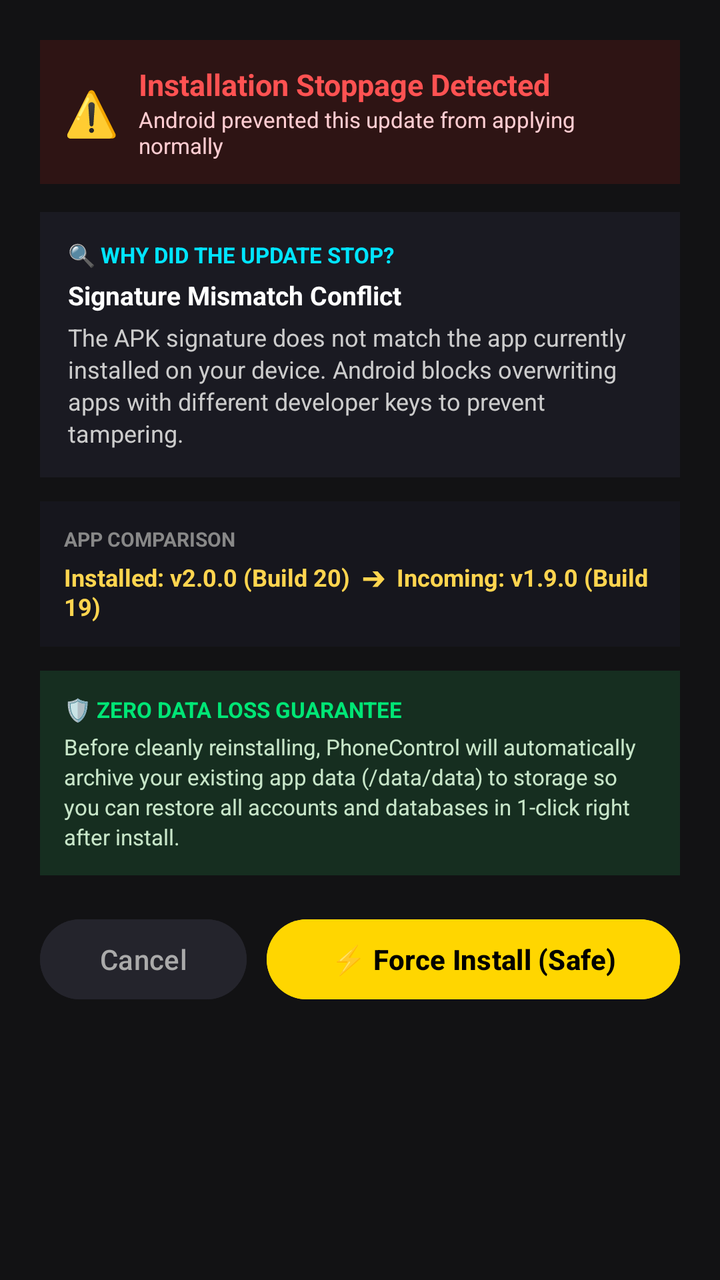
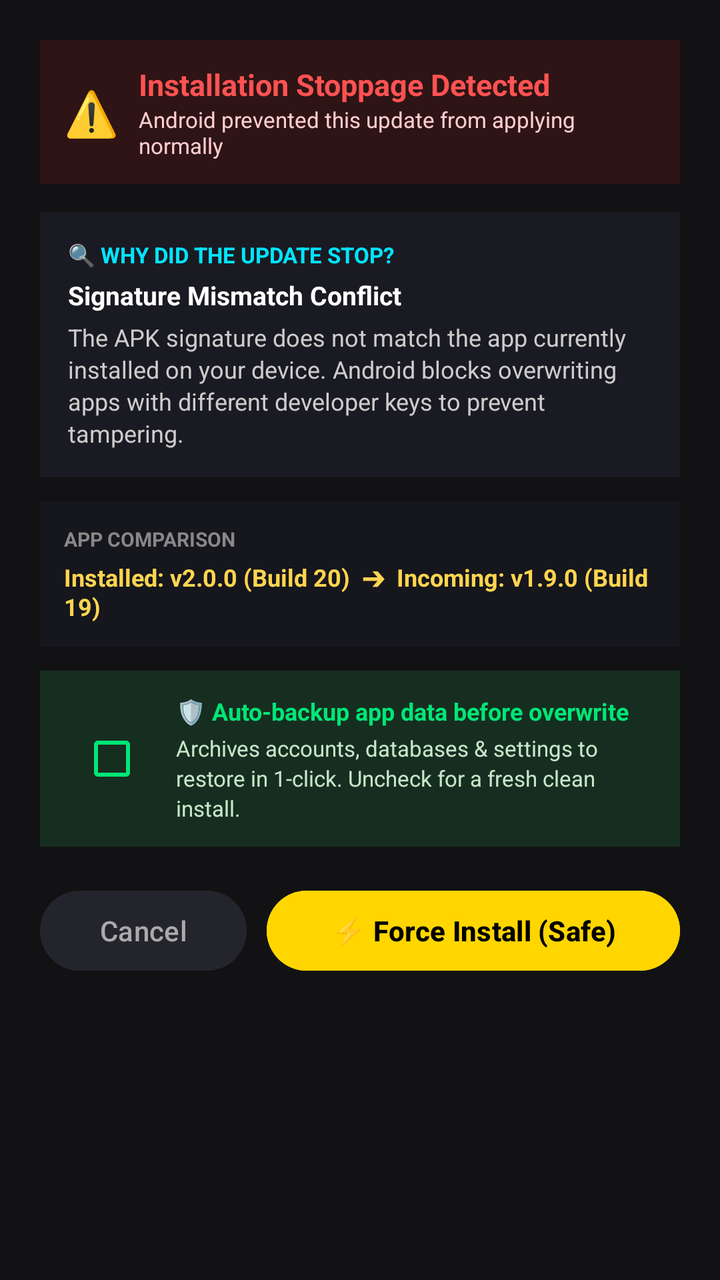

Two renders of the same Android screen: before a commit and after it. Below are the layout's source before the change and the commit's diff.
<!-- AndroidManifest.xml: application theme Theme.PhoneControl -->
<!-- res/layout/layout_dialog_conflict_force.xml -->
<?xml version="1.0" encoding="utf-8"?>
<LinearLayout xmlns:android="http://schemas.android.com/apk/res/android"
    android:layout_width="match_parent"
    android:layout_height="wrap_content"
    android:orientation="vertical"
    android:background="#121214"
    android:padding="20dp">

    
    <LinearLayout
        android:layout_width="match_parent"
        android:layout_height="wrap_content"
        android:orientation="horizontal"
        android:gravity="center_vertical"
        android:background="#2E1414"
        android:padding="12dp">

        <TextView
            android:layout_width="wrap_content"
            android:layout_height="wrap_content"
            android:text="⚠️"
            android:textSize="22sp" />

        <LinearLayout
            android:layout_width="wrap_content"
            android:layout_height="wrap_content"
            android:layout_marginStart="10dp"
            android:orientation="vertical">

            <TextView
                android:id="@+id/tvConflictHeaderTitle"
                android:layout_width="wrap_content"
                android:layout_height="wrap_content"
                android:text="Installation Stoppage Detected"
                android:textColor="#FF5252"
                android:textSize="15sp"
                android:textStyle="bold" />

            <TextView
                android:id="@+id/tvConflictHeaderSubtitle"
                android:layout_width="wrap_content"
                android:layout_height="wrap_content"
                android:text="Android prevented this update from applying normally"
                android:textColor="#FFCDD2"
                android:textSize="11sp" />
        </LinearLayout>
    </LinearLayout>

    
    <LinearLayout
        android:layout_width="match_parent"
        android:layout_height="wrap_content"
        android:layout_marginTop="14dp"
        android:background="#1A1A22"
        android:padding="14dp"
        android:orientation="vertical">

        <TextView
            android:layout_width="wrap_content"
            android:layout_height="wrap_content"
            android:text="🔍 WHY DID THE UPDATE STOP?"
            android:textColor="#00E5FF"
            android:textSize="11sp"
            android:textStyle="bold" />

        <TextView
            android:id="@+id/tvConflictReasonTitle"
            android:layout_width="match_parent"
            android:layout_height="wrap_content"
            android:layout_marginTop="4dp"
            android:text="Signature Mismatch Conflict"
            android:textColor="#FFFFFF"
            android:textSize="13sp"
            android:textStyle="bold" />

        <TextView
            android:id="@+id/tvConflictReasonExplanation"
            android:layout_width="match_parent"
            android:layout_height="wrap_content"
            android:layout_marginTop="4dp"
            android:text="The APK signature does not match the app currently installed on your device. Android blocks overwriting apps with different developer keys to prevent tampering."
            android:textColor="#CCCCCC"
            android:textSize="12sp"
            android:lineSpacingExtra="2dp" />
    </LinearLayout>

    
    <LinearLayout
        android:layout_width="match_parent"
        android:layout_height="wrap_content"
        android:layout_marginTop="12dp"
        android:background="#16161D"
        android:padding="12dp"
        android:orientation="vertical">

        <TextView
            android:layout_width="wrap_content"
            android:layout_height="wrap_content"
            android:text="APP COMPARISON"
            android:textColor="#888888"
            android:textSize="10sp"
            android:textStyle="bold" />

        <TextView
            android:id="@+id/tvConflictAppInfo"
            android:layout_width="match_parent"
            android:layout_height="wrap_content"
            android:layout_marginTop="4dp"
            android:text="Installed: v2.0.0 (Build 20)  ➔  Incoming: v1.9.0 (Build 19)"
            android:textColor="#FFD54F"
            android:textSize="12sp"
            android:textStyle="bold" />
    </LinearLayout>

    
    <LinearLayout
        android:layout_width="match_parent"
        android:layout_height="wrap_content"
        android:layout_marginTop="12dp"
        android:background="#162E20"
        android:padding="12dp"
        android:orientation="vertical">

        <TextView
            android:layout_width="wrap_content"
            android:layout_height="wrap_content"
            android:text="🛡️ ZERO DATA LOSS GUARANTEE"
            android:textColor="#00E676"
            android:textSize="11sp"
            android:textStyle="bold" />

        <TextView
            android:layout_width="match_parent"
            android:layout_height="wrap_content"
            android:layout_marginTop="4dp"
            android:text="Before cleanly reinstalling, PhoneControl will automatically archive your existing app data (/data/data) to storage so you can restore all accounts and databases in 1-click right after install."
            android:textColor="#C8E6C9"
            android:textSize="11sp"
            android:lineSpacingExtra="2dp" />
    </LinearLayout>

    
    <LinearLayout
        android:layout_width="match_parent"
        android:layout_height="wrap_content"
        android:orientation="horizontal"
        android:layout_marginTop="18dp">

        <Button
            android:id="@+id/btnConflictCancel"
            android:layout_width="0dp"
            android:layout_height="48dp"
            android:layout_weight="1"
            android:text="Cancel"
            android:textColor="#AAAAAA"
            android:backgroundTint="#24242C"
            android:layout_marginEnd="10dp" />

        <Button
            android:id="@+id/btnConflictProceed"
            android:layout_width="0dp"
            android:layout_height="48dp"
            android:layout_weight="2"
            android:text="⚡ Force Install (Safe)"
            android:textColor="#000000"
            android:textStyle="bold"
            android:backgroundTint="#FFD600" />
    </LinearLayout>

</LinearLayout>
<!-- resources referenced by this layout -->
<resources>
  <style name="Theme.PhoneControl" parent="Theme.Material3.DayNight.NoActionBar">
          
          <item name="colorPrimary">@color/purple_500</item>
          <item name="colorPrimaryVariant">@color/purple_700</item>
          <item name="colorOnPrimary">@color/white</item>
          
          <item name="colorSecondary">@color/teal_200</item>
          <item name="colorSecondaryVariant">@color/teal_700</item>
          <item name="colorOnSecondary">@color/black</item>
          
          <item name="android:statusBarColor">@android:color/black</item>
          <item name="android:windowLightStatusBar" tools:targetApi="m">false</item>
          
          
          
      </style>
  <color name="purple_500">#FF6200EE</color>
  <color name="purple_700">#FF3700B3</color>
  <color name="white">#FFFFFFFF</color>
  <color name="teal_200">#FF03DAC5</color>
  <color name="teal_700">#FF018786</color>
  <color name="black">#FF000000</color>
</resources>

<!-- the commit's change to res/layout/layout_dialog_conflict_force.xml (unified diff, before → after) -->
@@ -114,29 +114,50 @@
 
     
     <LinearLayout
+        android:id="@+id/layoutConflictBackupToggle"
         android:layout_width="match_parent"
         android:layout_height="wrap_content"
         android:layout_marginTop="12dp"
         android:background="#162E20"
         android:padding="12dp"
-        android:orientation="vertical">
+        android:clickable="true"
+        android:focusable="true"
+        android:orientation="horizontal"
+        android:gravity="center_vertical">
 
-        <TextView
+        <CheckBox
+            android:id="@+id/cbConflictAutoBackup"
             android:layout_width="wrap_content"
             android:layout_height="wrap_content"
-            android:text="🛡️ ZERO DATA LOSS GUARANTEE"
-            android:textColor="#00E676"
-            android:textSize="11sp"
-            android:textStyle="bold" />
+            android:checked="true"
+            android:buttonTint="#00E676" />
 
-        <TextView
-            android:layout_width="match_parent"
+        <LinearLayout
+            android:layout_width="0dp"
             android:layout_height="wrap_content"
-            android:layout_marginTop="4dp"
-            android:text="Before cleanly reinstalling, PhoneControl will automatically archive your existing app data (/data/data) to storage so you can restore all accounts and databases in 1-click right after install."
-            android:textColor="#C8E6C9"
-            android:textSize="11sp"
-            android:lineSpacingExtra="2dp" />
+            android:layout_weight="1"
+            android:layout_marginStart="8dp"
+            android:orientation="vertical">
+
+            <TextView
+                android:id="@+id/tvConflictBackupTitle"
+                android:layout_width="wrap_content"
+                android:layout_height="wrap_content"
+                android:text="🛡️ Auto-backup app data before overwrite"
+                android:textColor="#00E676"
+                android:textSize="12sp"
+                android:textStyle="bold" />
+
+            <TextView
+                android:id="@+id/tvConflictBackupDesc"
+                android:layout_width="match_parent"
+                android:layout_height="wrap_content"
+                android:layout_marginTop="3dp"
+                android:text="Archives accounts, databases &amp; settings to restore in 1-click. Uncheck for a fresh clean install."
+                android:textColor="#C8E6C9"
+                android:textSize="11sp"
+                android:lineSpacingExtra="2dp" />
+        </LinearLayout>
     </LinearLayout>
 
     
